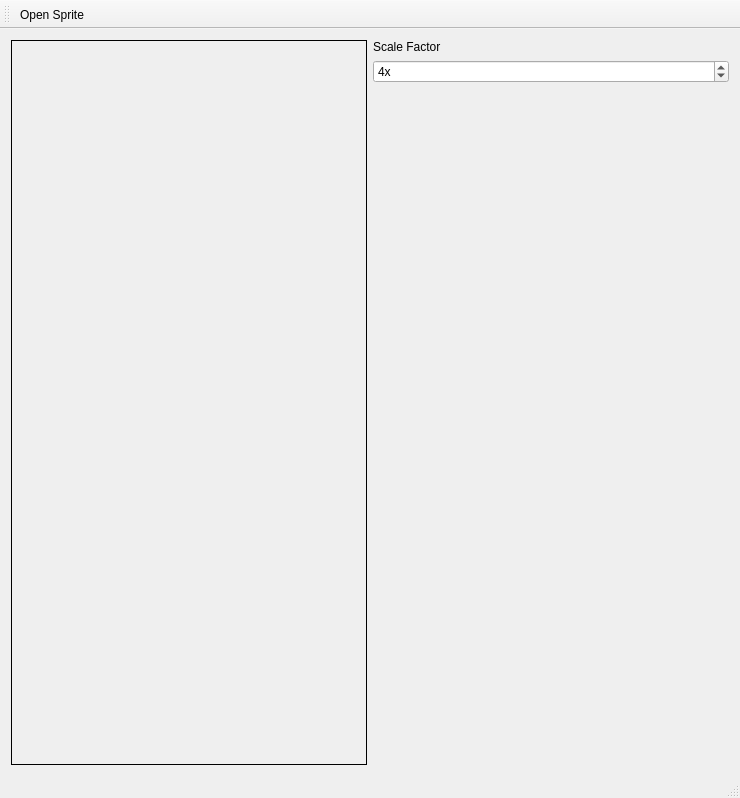
Before: the Qt Designer form mainwindow.ui in ifschleife/SpriteEditor, drawn with Qt 5.
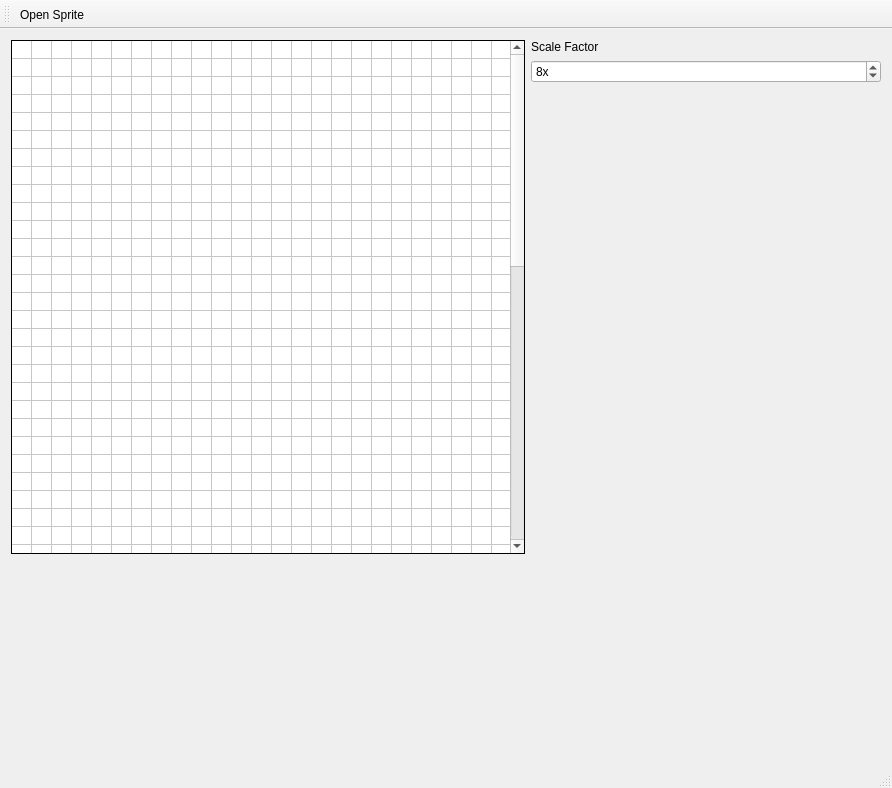
After: the same form once the commit is applied. Icons and pictures are not drawn. Custom widgets are drawn as their Qt base class.

Commit message: Switched to table widget based sprite drawing

```diff
--- a/mainwindow.ui
+++ b/mainwindow.ui
@@ -6,8 +6,8 @@
    <rect>
     <x>0</x>
     <y>0</y>
-    <width>740</width>
-    <height>798</height>
+    <width>892</width>
+    <height>788</height>
    </rect>
   </property>
   <property name="windowTitle">
@@ -17,49 +17,299 @@
    <layout class="QVBoxLayout" name="verticalLayout">
     <item>
      <layout class="QHBoxLayout" name="horizontalLayout">
-      <item>
-       <layout class="QVBoxLayout" name="verticalLayout_2">
-        <item>
-         <widget class="SpriteArea" name="labelSpriteArea">
-          <property name="sizePolicy">
-           <sizepolicy hsizetype="Preferred" vsizetype="Preferred">
-            <horstretch>0</horstretch>
-            <verstretch>0</verstretch>
-           </sizepolicy>
-          </property>
-          <property name="minimumSize">
-           <size>
-            <width>0</width>
-            <height>0</height>
-           </size>
-          </property>
-          <property name="sizeIncrement">
-           <size>
-            <width>0</width>
-            <height>0</height>
-           </size>
-          </property>
-          <property name="frameShape">
-           <enum>QFrame::Box</enum>
-          </property>
-          <property name="midLineWidth">
-           <number>1</number>
-          </property>
-          <property name="text">
-           <string/>
-          </property>
-          <property name="pixmap">
-           <pixmap resource="sprites.qrc">:/images/firefox.png</pixmap>
-          </property>
-          <property name="scaledContents">
-           <bool>false</bool>
-          </property>
-          <property name="alignment">
-           <set>Qt::AlignCenter</set>
-          </property>
-         </widget>
-        </item>
-       </layout>
+      <item alignment="Qt::AlignLeft|Qt::AlignTop">
+       <widget class="QTableWidget" name="tableSprite">
+        <property name="sizePolicy">
+         <sizepolicy hsizetype="Fixed" vsizetype="Fixed">
+          <horstretch>0</horstretch>
+          <verstretch>0</verstretch>
+         </sizepolicy>
+        </property>
+        <property name="minimumSize">
+         <size>
+          <width>514</width>
+          <height>514</height>
+         </size>
+        </property>
+        <property name="frameShape">
+         <enum>QFrame::Box</enum>
+        </property>
+        <property name="frameShadow">
+         <enum>QFrame::Plain</enum>
+        </property>
+        <property name="lineWidth">
+         <number>1</number>
+        </property>
+        <property name="verticalScrollBarPolicy">
+         <enum>Qt::ScrollBarAsNeeded</enum>
+        </property>
+        <property name="horizontalScrollBarPolicy">
+         <enum>Qt::ScrollBarAlwaysOff</enum>
+        </property>
+        <property name="autoScroll">
+         <bool>false</bool>
+        </property>
+        <property name="editTriggers">
+         <set>QAbstractItemView::NoEditTriggers</set>
+        </property>
+        <property name="dragDropOverwriteMode">
+         <bool>false</bool>
+        </property>
+        <property name="alternatingRowColors">
+         <bool>false</bool>
+        </property>
+        <property name="selectionMode">
+         <enum>QAbstractItemView::NoSelection</enum>
+        </property>
+        <property name="gridStyle">
+         <enum>Qt::SolidLine</enum>
+        </property>
+        <property name="cornerButtonEnabled">
+         <bool>false</bool>
+        </property>
+        <property name="rowCount">
+         <number>64</number>
+        </property>
+        <property name="columnCount">
+         <number>64</number>
+        </property>
+        <attribute name="horizontalHeaderVisible">
+         <bool>false</bool>
+        </attribute>
+        <attribute name="horizontalHeaderDefaultSectionSize">
+         <number>8</number>
+        </attribute>
+        <attribute name="horizontalHeaderHighlightSections">
+         <bool>false</bool>
+        </attribute>
+        <attribute name="horizontalHeaderMinimumSectionSize">
+         <number>8</number>
+        </attribute>
+        <attribute name="horizontalHeaderShowSortIndicator" stdset="0">
+         <bool>false</bool>
+        </attribute>
+        <attribute name="horizontalHeaderStretchLastSection">
+         <bool>false</bool>
+        </attribute>
+        <attribute name="verticalHeaderVisible">
+         <bool>false</bool>
+        </attribute>
+        <attribute name="verticalHeaderDefaultSectionSize">
+         <number>8</number>
+        </attribute>
+        <attribute name="verticalHeaderHighlightSections">
+         <bool>false</bool>
+        </attribute>
+        <attribute name="verticalHeaderMinimumSectionSize">
+         <number>8</number>
+        </attribute>
+        <attribute name="verticalHeaderShowSortIndicator" stdset="0">
+         <bool>false</bool>
+        </attribute>
+        <attribute name="verticalHeaderStretchLastSection">
+         <bool>false</bool>
+        </attribute>
+        <row>
+         <property name="text">
+          <string/>
+         </property>
+        </row>
+        <row>
+         <property name="text">
+          <string/>
+         </property>
+        </row>
+        <row>
+         <property name="text">
+          <string/>
+         </property>
+        </row>
+        <row>
+         <property name="text">
+          <string/>
+         </property>
+        </row>
+        <row>
+         <property name="text">
+          <string/>
+         </property>
+        </row>
+        <row>
+         <property name="text">
+          <string/>
+         </property>
+        </row>
+        <row>
+         <property name="text">
+          <string/>
+         </property>
+        </row>
+        <row>
+         <property name="text">
+          <string/>
+         </property>
+        </row>
+        <row>
+         <property name="text">
+          <string/>
+         </property>
+        </row>
+        <row/>
+        <row/>
+        <row/>
+        <row/>
+        <row/>
+        <row/>
+        <row/>
+        <row/>
+        <row/>
+        <row/>
+        <row/>
+        <row/>
+        <row/>
+        <row/>
+        <row/>
+        <row/>
+        <row/>
+        <row/>
+        <row/>
+        <row/>
+        <row/>
+        <row/>
+        <row/>
+        <row/>
+        <row/>
+        <row/>
+        <row/>
+        <row/>
+        <row/>
+        <row/>
+        <row/>
+        <row/>
+        <row/>
+        <row/>
+        <row/>
+        <row/>
+        <row/>
+        <row/>
+        <row/>
+        <row/>
+        <row/>
+        <row/>
+        <row/>
+        <row/>
+        <row/>
+        <row/>
+        <row/>
+        <row/>
+        <row/>
+        <row/>
+        <row/>
+        <row/>
+        <row/>
+        <row/>
+        <row/>
+        <column>
+         <property name="text">
+          <string/>
+         </property>
+        </column>
+        <column>
+         <property name="text">
+          <string/>
+         </property>
+        </column>
+        <column>
+         <property name="text">
+          <string/>
+         </property>
+        </column>
+        <column>
+         <property name="text">
+          <string/>
+         </property>
+        </column>
+        <column>
+         <property name="text">
+          <string/>
+         </property>
+        </column>
+        <column>
+         <property name="text">
+          <string/>
+         </property>
+        </column>
+        <column>
+         <property name="text">
+          <string/>
+         </property>
+        </column>
+        <column>
+         <property name="text">
+          <string/>
+         </property>
+        </column>
+        <column>
+         <property name="text">
+          <string/>
+         </property>
+        </column>
+        <column/>
+        <column/>
+        <column/>
+        <column/>
+        <column/>
+        <column/>
+        <column/>
+        <column/>
+        <column/>
+        <column/>
+        <column/>
+        <column/>
+        <column/>
+        <column/>
+        <column/>
+        <column/>
+        <column/>
+        <column/>
+        <column/>
+        <column/>
+        <column/>
+        <column/>
+        <column/>
+        <column/>
+        <column/>
+        <column/>
+        <column/>
+        <column/>
+        <column/>
+        <column/>
+        <column/>
+        <column/>
+        <column/>
+        <column/>
+        <column/>
+        <column/>
+        <column/>
+        <column/>
+        <column/>
+        <column/>
+        <column/>
+        <column/>
+        <column/>
+        <column/>
+        <column/>
+        <column/>
+        <column/>
+        <column/>
+        <column/>
+        <column/>
+        <column/>
+        <column/>
+        <column/>
+        <column/>
+        <column/>
+       </widget>
       </item>
       <item>
        <layout class="QVBoxLayout" name="verticalLayout_3">
@@ -72,6 +322,12 @@
         </item>
         <item>
          <widget class="QSpinBox" name="spinnerScale">
+          <property name="sizePolicy">
+           <sizepolicy hsizetype="Minimum" vsizetype="Fixed">
+            <horstretch>0</horstretch>
+            <verstretch>0</verstretch>
+           </sizepolicy>
+          </property>
           <property name="suffix">
            <string>x</string>
           </property>
@@ -79,16 +335,16 @@
            <string/>
           </property>
           <property name="minimum">
-           <number>1</number>
+           <number>4</number>
           </property>
           <property name="maximum">
-           <number>16</number>
+           <number>20</number>
           </property>
           <property name="singleStep">
            <number>1</number>
           </property>
           <property name="value">
-           <number>4</number>
+           <number>8</number>
           </property>
           <property name="displayIntegerBase">
            <number>10</number>
@@ -144,13 +400,6 @@
   </action>
  </widget>
  <layoutdefault spacing="6" margin="11"/>
- <customwidgets>
-  <customwidget>
-   <class>SpriteArea</class>
-   <extends>QLabel</extends>
-   <header>spritearea.h</header>
-  </customwidget>
- </customwidgets>
  <resources>
   <include location="sprites.qrc"/>
  </resources>
```
Left out of the diff: 2 changed lines with no effect on the pictures. The commit also changes 3 other files.
